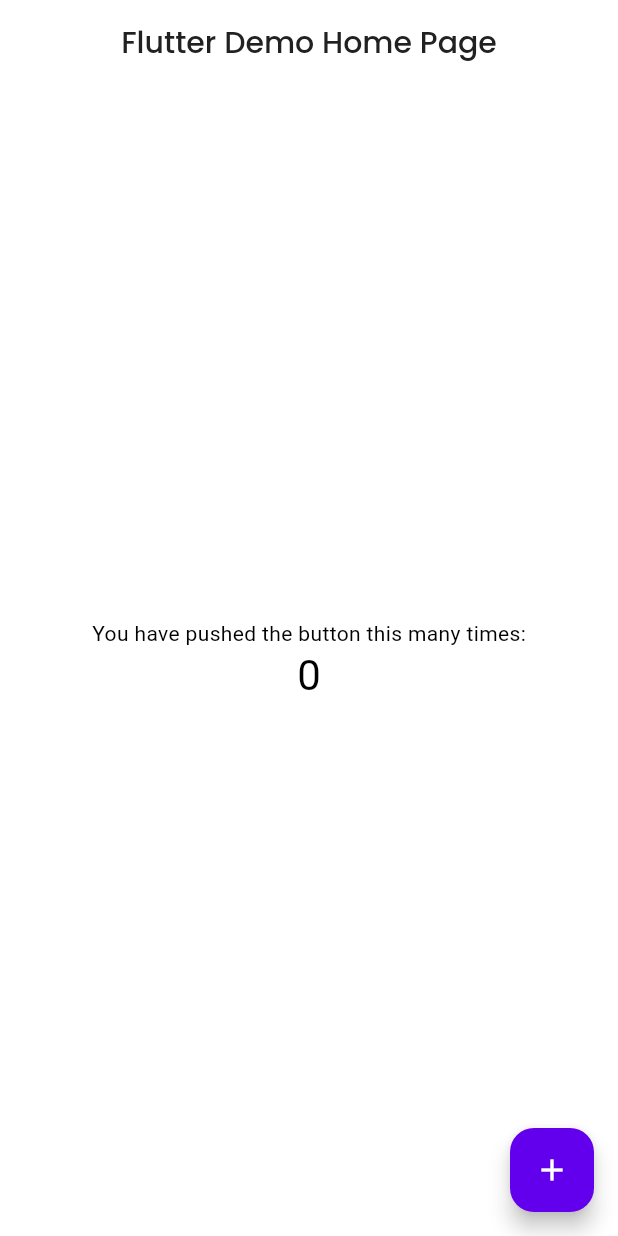
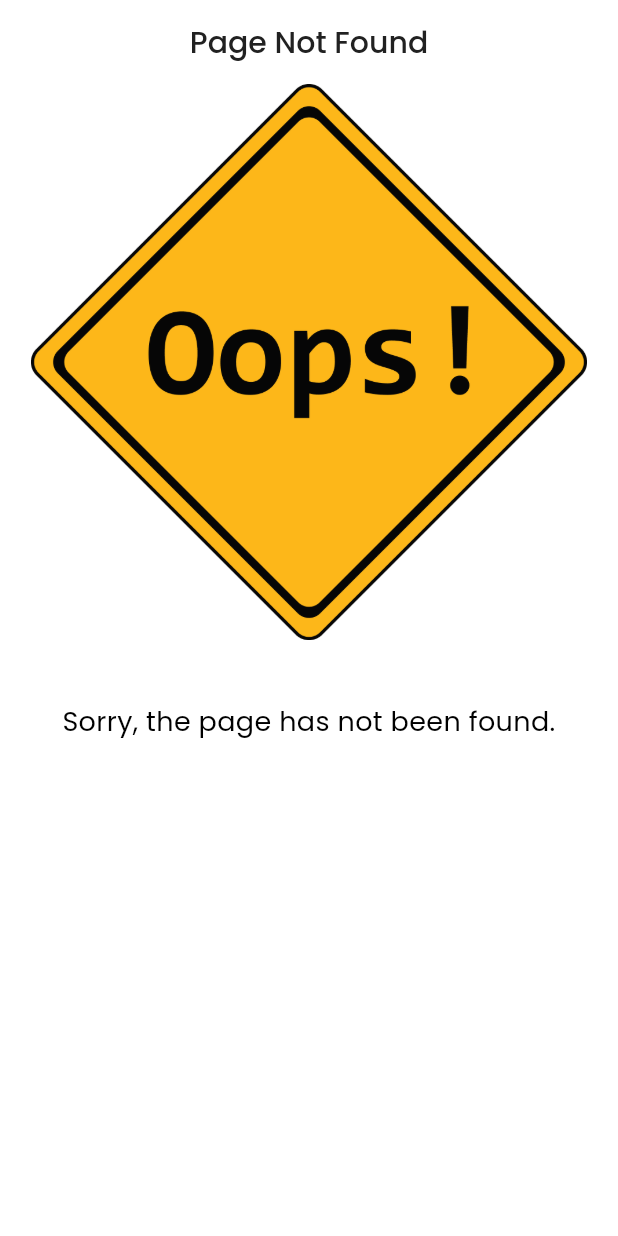
Before and after one commit to Pravish11/expense_management_app, a Flutter app: the screen it shows after launch, on a phone screen of 412 x 824 dp. Run offline on Flutter 3.47's test engine with Material 2 defaults, Android fonts, the phone set to English and light mode, and no system bars; our stand-ins replace google_fonts.

Commit message:
error page completed

```diff
--- /dev/null
+++ b/lib/errors/page_not_found.dart
@@ -0,0 +1,40 @@
+import 'package:flutter/material.dart';
+import 'package:google_fonts/google_fonts.dart';
+
+class PageNotFound extends StatefulWidget {
+  const PageNotFound({super.key});
+
+  @override
+  State<PageNotFound> createState() => _PageNotFoundState();
+}
+
+class _PageNotFoundState extends State<PageNotFound> {
+  @override
+  Widget build(BuildContext context) {
+    return Scaffold(
+      appBar: AppBar(title: const Text("Page Not Found")),
+      body: SingleChildScrollView(
+        child: Column(
+          crossAxisAlignment: CrossAxisAlignment.center,
+          mainAxisAlignment: MainAxisAlignment.center,
+          children: [
+            Padding(
+              padding: EdgeInsets.only(
+                  left: MediaQuery.of(context).size.width * 0.05,
+                  right: MediaQuery.of(context).size.width * 0.05,
+                  bottom: MediaQuery.of(context).size.height * 0.05),
+              child: const Image(
+                image: AssetImage("assets/images/error.png"),
+              ),
+            ),
+            Text(
+              "Sorry, the page has not been found.",
+              style: GoogleFonts.poppins(fontSize: 18),
+              textAlign: TextAlign.center,
+            )
+          ],
+        ),
+      ),
+    );
+  }
+}
--- a/lib/main.dart
+++ b/lib/main.dart
@@ -1,3 +1,4 @@
+import 'package:expense_management_app/routes/route_name.dart';
 import 'package:flutter/material.dart';
 import 'provider/theme_provider.dart';
 
@@ -12,15 +13,12 @@
   @override
   Widget build(BuildContext context) {
     return MaterialApp(
-      title: 'Flutter Demo',
+      title: 'Expense Manager',
       themeMode: ThemeMode.system,
-      // theme: ThemeData(
-      //   colorScheme: ColorScheme.fromSeed(seedColor: Colors.deepPurple),
-      //   useMaterial3: true,
-      // ),
       theme: MyThemes(context).lightTheme,
       darkTheme: MyThemes(context).darkTheme,
-      home: const MyHomePage(title: 'Flutter Demo Home Page'),
+      initialRoute: RouteName.initialRoute,
+      onGenerateRoute: RouteName.generateRoute,
       debugShowCheckedModeBanner: false,
     );
   }
--- /dev/null
+++ b/lib/routes/route_name.dart
@@ -0,0 +1,15 @@
+import 'package:expense_management_app/errors/page_not_found.dart';
+import 'package:flutter/material.dart';
+
+class RouteName {
+  static const String initialRoute = "/";
+  static Route<dynamic> generateRoute(RouteSettings settings) {
+    switch (settings.name) {
+      case initialRoute:
+        return MaterialPageRoute(builder: (context) => const PageNotFound(),);;
+
+      default:
+        return MaterialPageRoute(builder: (context) => const PageNotFound(),);
+    }
+  }
+}
--- a/pubspec.yaml
+++ b/pubspec.yaml
@@ -60,6 +60,8 @@
   uses-material-design: true
 
   # To add assets to your application, add an assets section, like this:
+  assets:
+    - assets/images/
   # assets:
   #   - images/a_dot_burr.jpeg
   #   - images/a_dot_ham.jpeg
```
Also changed, not shown: assets/images/error.png (added).
